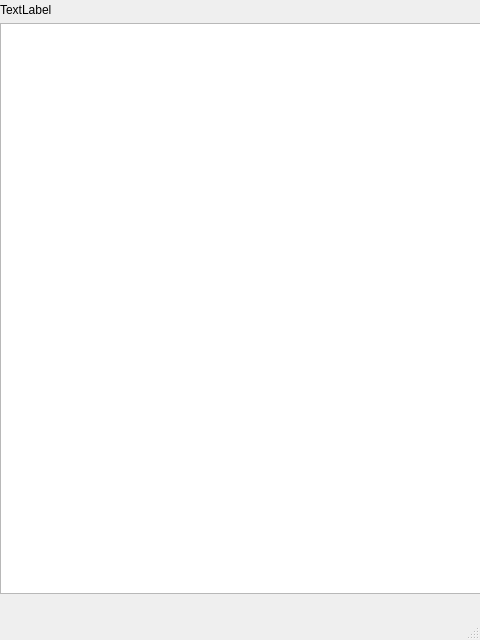
Old version of the form main.ui in the repository sharpevo/identpattern.
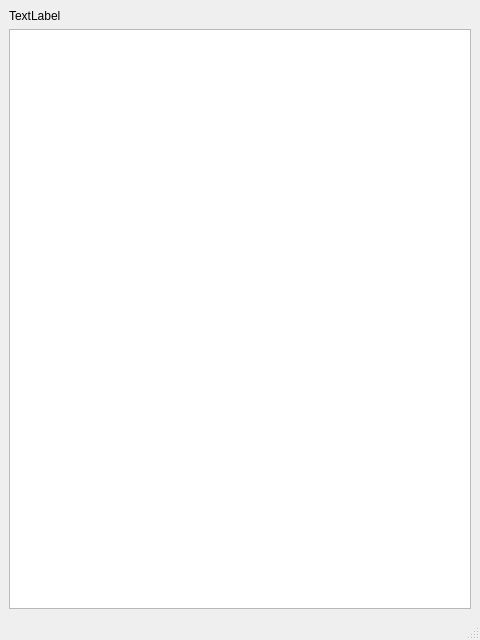
New version of the form.

Commit message: auto expanding widiget according to window size

```diff
--- a/main.ui
+++ b/main.ui
@@ -10,19 +10,16 @@
     <height>640</height>
    </rect>
   </property>
+  <property name="sizePolicy">
+   <sizepolicy hsizetype="Preferred" vsizetype="Preferred">
+    <horstretch>0</horstretch>
+    <verstretch>0</verstretch>
+   </sizepolicy>
+  </property>
   <property name="windowTitle">
    <string>MainWindow</string>
   </property>
   <widget class="QWidget" name="centralwidget">
-   <widget class="QWidget" name="">
-    <property name="geometry">
-     <rect>
-      <x>0</x>
-      <y>3</y>
-      <width>481</width>
-      <height>591</height>
-     </rect>
-    </property>
     <layout class="QVBoxLayout" name="verticalLayout">
      <item>
       <widget class="QLabel" name="label">
@@ -32,10 +29,22 @@
       </widget>
      </item>
      <item>
-      <widget class="QGraphicsView" name="graphicsView"/>
-     </item>
-    </layout>
-   </widget>
+     <widget class="QGraphicsView" name="graphicsView">
+      <property name="sizePolicy">
+       <sizepolicy hsizetype="Expanding" vsizetype="Expanding">
+        <horstretch>0</horstretch>
+        <verstretch>0</verstretch>
+       </sizepolicy>
+      </property>
+      <property name="mouseTracking">
+       <bool>true</bool>
+      </property>
+      <property name="resizeAnchor">
+       <enum>QGraphicsView::AnchorViewCenter</enum>
+      </property>
+     </widget>
+    </item>
+   </layout>
   </widget>
   <widget class="QMenuBar" name="menubar">
    <property name="geometry">
```
Lines whose indentation alone changed are shown as unchanged. The commit also changes 1 other file.
